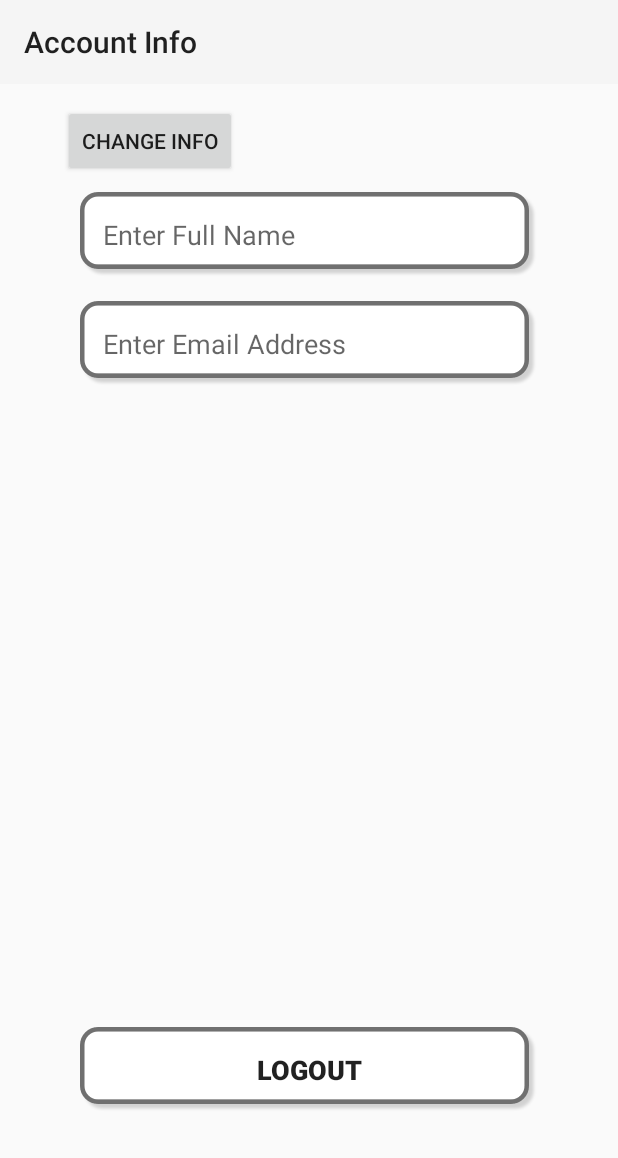
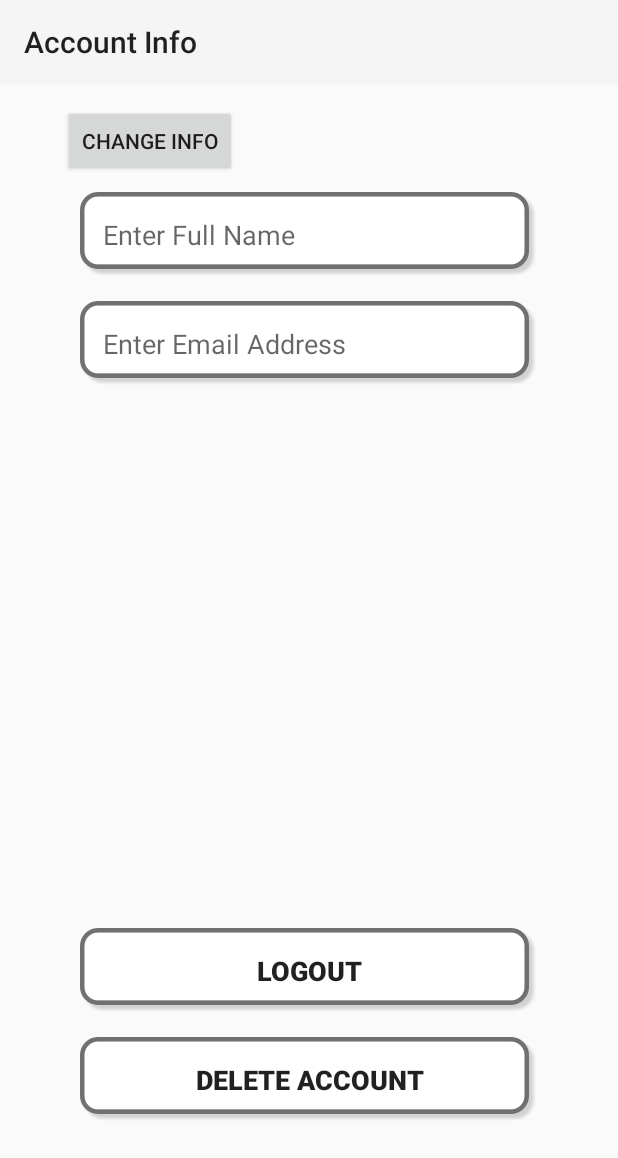
Before and after one commit to NightMare8587/FastwayAdmin, an Android app: the fragment AccountFrag shown on its own in the app's theme, on a phone screen of 412 x 824 dp. Shown: the top 1158 px of the screen. Run offline under Robolectric (Android 15) with nearby library versions, the phone set to English and light mode, and no system bars; our stand-ins replace Firebase (no records; nobody signed in at launch, a user with empty details on screens opened directly).

Commit message:
added delete account option

```diff
--- a/app/src/main/java/com/example/fastwayadmin/NavFrags/AccountFrag.java
+++ b/app/src/main/java/com/example/fastwayadmin/NavFrags/AccountFrag.java
@@ -20,6 +20,7 @@ import androidx.fragment.app.Fragment;
 import com.example.fastwayadmin.Login.MainActivity;
 import com.example.fastwayadmin.R;
 import com.google.firebase.auth.FirebaseAuth;
+import com.google.firebase.auth.FirebaseUser;
 import com.google.firebase.database.DataSnapshot;
 import com.google.firebase.database.DatabaseError;
 import com.google.firebase.database.DatabaseReference;
@@ -31,7 +32,8 @@ import java.util.Objects;
 public class AccountFrag extends Fragment {
     Toolbar accountBar;
     EditText fullName,emailAddress;
-    Button changeInfo,saveChanges,logout;
+    FirebaseUser mUser;
+    Button changeInfo,saveChanges,logout,deleteAccount;
     FirebaseAuth accountAuth;
     DatabaseReference accountRef;
     ProgressBar progressBar;
@@ -47,6 +49,7 @@ public class AccountFrag extends Fragment {
         accountBar = view.findViewById(R.id.accountFragBar);
         progressBar = view.findViewById(R.id.pBar);
         fullName = view.findViewById(R.id.AccountName);
+        deleteAccount = view.findViewById(R.id.deleteAccount);
         changeInfo = view.findViewById(R.id.changeInfo);
         saveChanges = view.findViewById(R.id.saveChanges);
         logout = view.findViewById(R.id.Logout);
@@ -55,7 +58,7 @@ public class AccountFrag extends Fragment {
         emailAddress.setEnabled(false);
         accountAuth = FirebaseAuth.getInstance();
         accountRef = FirebaseDatabase.getInstance().getReference().getRoot().child("Admin").child(Objects.requireNonNull(accountAuth.getUid()));
-
+        mUser = FirebaseAuth.getInstance().getCurrentUser();
 
         accountRef.addListenerForSingleValueEvent(new ValueEventListener() {
             @Override
@@ -97,6 +100,32 @@ public class AccountFrag extends Fragment {
             }
         });
 
+        deleteAccount.setOnClickListener(new View.OnClickListener() {
+            @Override
+            public void onClick(View view) {
+                AlertDialog.Builder builder = new AlertDialog.Builder(Objects.requireNonNull(getActivity()));
+                builder.setTitle("Delete Account")
+                        .setMessage("Are you sure wanna Delete Account!!!")
+                        .setPositiveButton("yes", new DialogInterface.OnClickListener() {
+                            @Override
+                            public void onClick(DialogInterface dialogInterface, int i) {
+                                accountRef = FirebaseDatabase.getInstance().getReference().getRoot().child("Restaurants");
+                                accountRef.child(accountAuth.getUid()).removeValue();
+                                accountAuth.signOut();
+                                mUser.delete();
+                                startActivity(new Intent(getActivity(), MainActivity.class));
+                                Objects.requireNonNull(getActivity()).finish();
+                            }
+                        })
+                        .setNegativeButton("No", new DialogInterface.OnClickListener() {
+                            @Override
+                            public void onClick(DialogInterface dialogInterface, int i) {
+                                dialogInterface.dismiss();
+                            }
+                        }).create();
+                builder.show();
+            }
+        });
 
         logout.setOnClickListener(new View.OnClickListener() {
             @Override
--- a/app/src/main/res/layout/account_frag.xml
+++ b/app/src/main/res/layout/account_frag.xml
@@ -83,9 +83,22 @@
         android:id="@+id/Logout"
         android:layout_width="wrap_content"
         android:layout_height="wrap_content"
-        android:layout_marginBottom="82dp"
+        android:layout_marginBottom="15dp"
         android:background="@drawable/input"
         android:text="Logout"
+        android:textSize="18sp"
+        android:textStyle="bold"
+        app:layout_constraintBottom_toTopOf="@+id/deleteAccount"
+        app:layout_constraintEnd_toEndOf="parent"
+        app:layout_constraintStart_toStartOf="parent" />
+
+    <Button
+        android:id="@+id/deleteAccount"
+        android:layout_width="wrap_content"
+        android:layout_height="wrap_content"
+        android:layout_marginBottom="75dp"
+        android:background="@drawable/input"
+        android:text="Delete Account"
         android:textSize="18sp"
         android:textStyle="bold"
         app:layout_constraintBottom_toBottomOf="parent"
```
